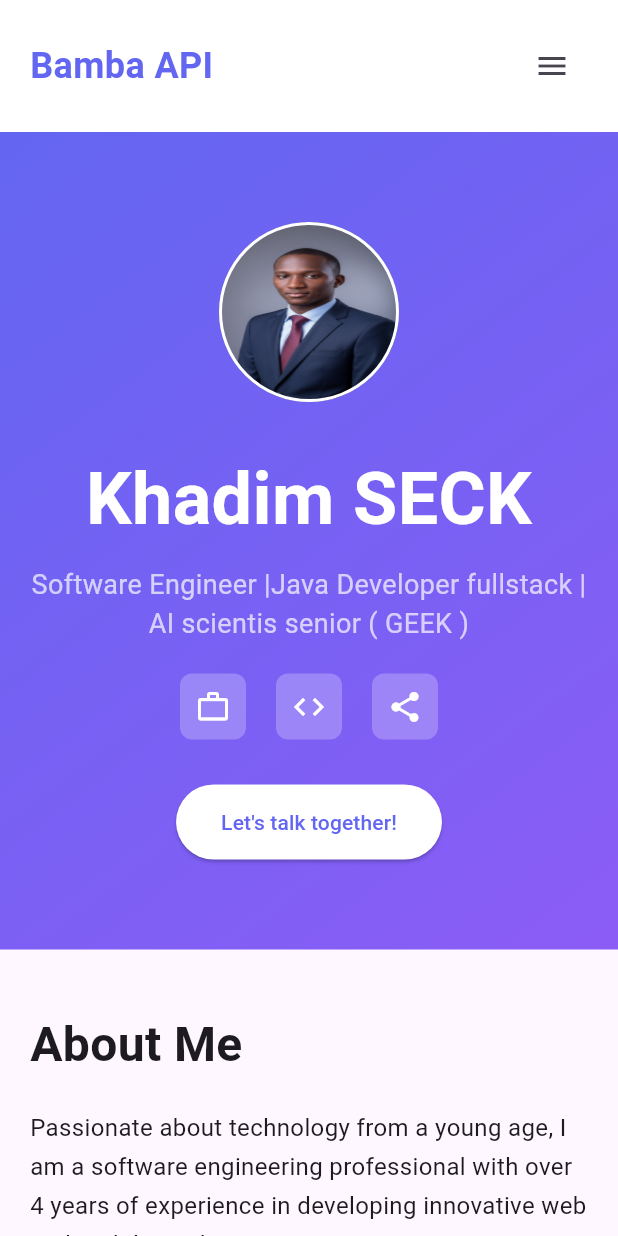
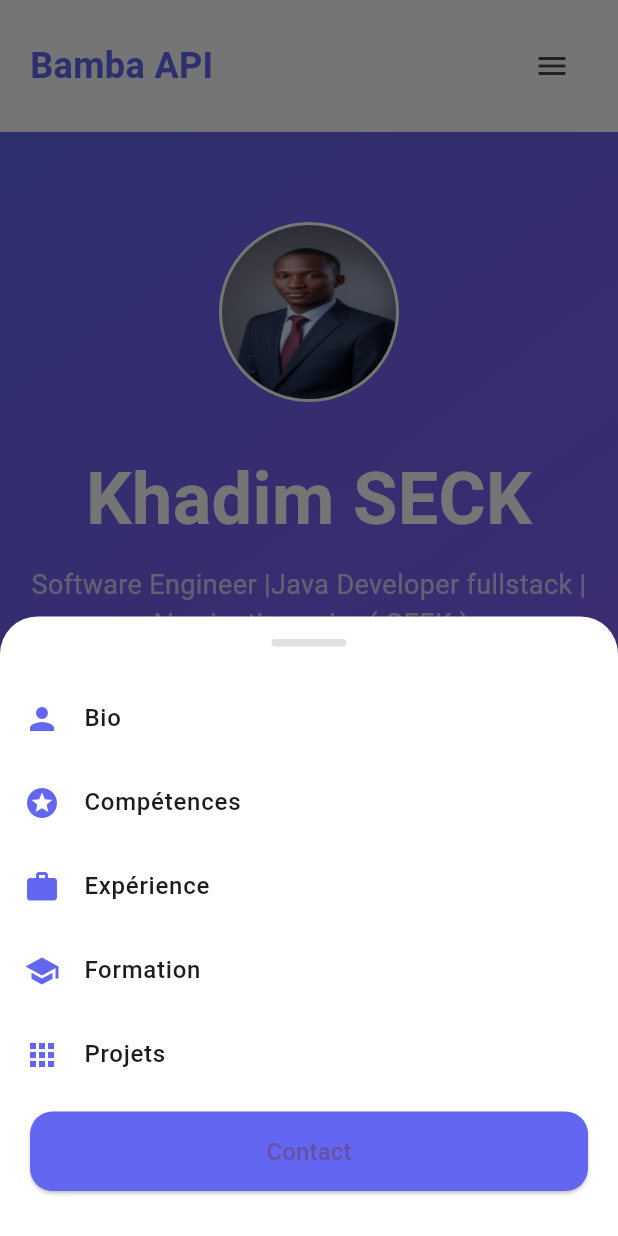
Before and after one commit to bambaacodeur/portoflio, a Flutter app: the screen it shows after launch, after a tap on the "menu" icon, on a phone screen of 412 x 824 dp. Run offline on Flutter 3.47's test engine with Material 3 defaults, Android fonts, the light colour scheme and no system bars; network calls fail; Roboto replaces fonts that are missing (Poppins).

Commit message:
update pages and refont mobile pages

```diff
--- a/lib/main.dart
+++ b/lib/main.dart
@@ -198,11 +198,95 @@ class _PortfolioPageState extends State<PortfolioPage>
             if (isMobile)
               IconButton(
                 icon: const Icon(Icons.menu),
-                onPressed: () {},
+                onPressed: () {
+                  _showMobileMenu(context);
+                },
               ),
           ],
         ),
       ),
+    );
+  }
+
+  void _showMobileMenu(BuildContext context) {
+    showModalBottomSheet(
+      context: context,
+      backgroundColor: Colors.transparent,
+      builder: (BuildContext context) {
+        return Container(
+          decoration: const BoxDecoration(
+            color: Colors.white,
+            borderRadius: BorderRadius.only(
+              topLeft: Radius.circular(25),
+              topRight: Radius.circular(25),
+            ),
+          ),
+          child: Column(
+            mainAxisSize: MainAxisSize.min,
+            children: [
+              const SizedBox(height: 15),
+              Container(
+                width: 50,
+                height: 5,
+                decoration: BoxDecoration(
+                  color: Colors.grey[300],
+                  borderRadius: BorderRadius.circular(10),
+                ),
+              ),
+              const SizedBox(height: 20),
+              _buildMobileMenuItem('Bio', Icons.person, _aboutKey),
+              _buildMobileMenuItem('Compétences', Icons.stars, _skillsKey),
+              _buildMobileMenuItem('Expérience', Icons.work, _experienceKey),
+              _buildMobileMenuItem('Formation', Icons.school, _educationKey),
+              _buildMobileMenuItem('Projets', Icons.apps, _projectsKey),
+              const SizedBox(height: 10),
+              Padding(
+                padding: const EdgeInsets.symmetric(horizontal: 20),
+                child: SizedBox(
+                  width: double.infinity,
+                  child: ElevatedButton(
+                    onPressed: () {
+                      Navigator.pop(context);
+                    },
+                    style: ElevatedButton.styleFrom(
+                      backgroundColor: const Color(0xFF6366F1),
+                      padding: const EdgeInsets.symmetric(vertical: 15),
+                      shape: RoundedRectangleBorder(
+                        borderRadius: BorderRadius.circular(15),
+                      ),
+                    ),
+                    child: const Text(
+                      'Contact',
+                      style: TextStyle(fontSize: 16),
+                    ),
+                  ),
+                ),
+              ),
+              const SizedBox(height: 30),
+            ],
+          ),
+        );
+      },
+    );
+  }
+
+  Widget _buildMobileMenuItem(
+      String text, IconData icon, GlobalKey sectionKey) {
+    return ListTile(
+      leading: Icon(icon, color: const Color(0xFF6366F1)),
+      title: Text(
+        text,
+        style: const TextStyle(
+          fontSize: 16,
+          fontWeight: FontWeight.w500,
+        ),
+      ),
+      onTap: () {
+        Navigator.pop(context);
+        Future.delayed(const Duration(milliseconds: 300), () {
+          _scrollToSection(sectionKey);
+        });
+      },
     );
   }
 
@@ -983,12 +1067,12 @@ class _PortfolioPageState extends State<PortfolioPage>
       child: Column(
         children: [
           const Text(
-            'Projets Réalisés',
+            'Projects Completed',
             style: TextStyle(fontSize: 32, fontWeight: FontWeight.bold),
           ),
           const SizedBox(height: 10),
           const Text(
-            'Quelques-unes de mes réalisations',
+            'Some of My Achievements',
             style: TextStyle(fontSize: 16, color: Colors.grey),
           ),
           const SizedBox(height: 50),
@@ -1006,15 +1090,29 @@ class _PortfolioPageState extends State<PortfolioPage>
                   _buildProjectCard(
                     'E-Commerce Platform',
                     'https://images.unsplash.com/photo-1557821552-17105176677c?w=400',
-                    'Plateforme de vente en ligne moderne avec gestion de panier, paiements sécurisés et interface responsive.',
+                    'Modern online sales platform with shopping cart management, secure payments, and a responsive interface',
                     ['React', 'Node.js', 'MongoDB'],
                     0,
                   ),
                   _buildProjectCard(
                     'Task Manager App',
                     'https://images.unsplash.com/photo-1484480974693-6ca0a78fb36b?w=400',
-                    'Application de gestion de tâches avec notifications en temps réel et collaboration d\'équipe.',
+                    'Task management application with real-time notifications and team collaboration features.',
                     ['Vue.js', 'Firebase', 'Vuex'],
+                    1,
+                  ),
+                  _buildProjectCard(
+                    'Carpooling',
+                    'https://images.unsplash.com/photo-1636935529049-2078e9ee3e6c?ixlib=rb-4.1.0&ixid=M3wxMjA3fDB8MHxwaG90by1wYWdlfHx8fGVufDB8fHx8fA%3D%3D&auto=format&fit=crop&q=80&w=1335?w=400',
+                    'Task management application with real-time notifications and team collaboration features.',
+                    [
+                      'Anglar',
+                      'Springboot',
+                      'Spring Securite',
+                      'Spring cloud',
+                      'MySql',
+                      'leaflet'
+                    ],
                     1,
                   ),
                 ],
@@ -1116,7 +1214,7 @@ class _PortfolioPageState extends State<PortfolioPage>
                         TextButton.icon(
                           onPressed: () {},
                           icon: const Icon(Icons.arrow_forward),
-                          label: const Text('Voir le projet'),
+                          label: const Text('View Project'),
                           style: TextButton.styleFrom(
                             foregroundColor: const Color(0xFF6366F1),
                           ),
@@ -1160,7 +1258,7 @@ class _PortfolioPageState extends State<PortfolioPage>
                 child: Column(
                   children: [
                     const Text(
-                      'Travaillons Ensemble',
+                      "Let's Work Together",
                       style: TextStyle(
                         fontSize: 40,
                         fontWeight: FontWeight.bold,
@@ -1170,7 +1268,7 @@ class _PortfolioPageState extends State<PortfolioPage>
                     ),
                     const SizedBox(height: 15),
                     const Text(
-                      'Prêt à donner vie à votre projet ? Contactez-moi !',
+                      'Ready to bring your project to life? Contact me!',
                       style: TextStyle(
                         fontSize: 18,
                         color: Colors.white70,
@@ -1201,7 +1299,7 @@ class _PortfolioPageState extends State<PortfolioPage>
                         OutlinedButton.icon(
                           onPressed: () {},
                           icon: const Icon(Icons.download),
-                          label: const Text('Télécharger CV'),
+                          label: const Text('Doawload CV'),
                           style: OutlinedButton.styleFrom(
                             foregroundColor: Colors.white,
                             side: const BorderSide(color: Colors.white),
@@ -1282,7 +1380,7 @@ class _PortfolioPageState extends State<PortfolioPage>
                       _buildFooterLink('Bio'),
                       _buildFooterLink('Compétences'),
                       _buildFooterLink('Expérience'),
-                      _buildFooterLink('Projets'),
+                      _buildFooterLink('Projects'),
                     ],
                   ),
                 ),
@@ -1353,7 +1451,7 @@ class _PortfolioPageState extends State<PortfolioPage>
           Divider(color: Colors.grey[700]),
           const SizedBox(height: 20),
           Text(
-            '© 2025 Khadim SECK. Tous droits réservés.',
+            '© 2025 Khadim SECK. All rights reserved',
             style: TextStyle(
               color: Colors.grey[500],
               fontSize: 14,
```
